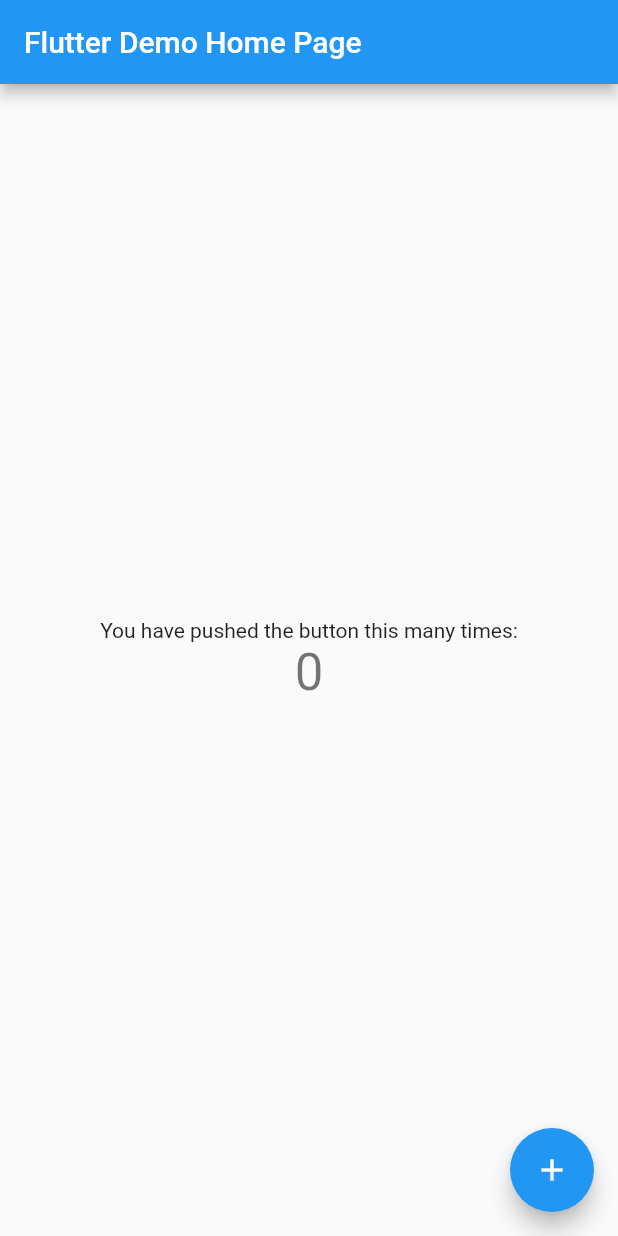
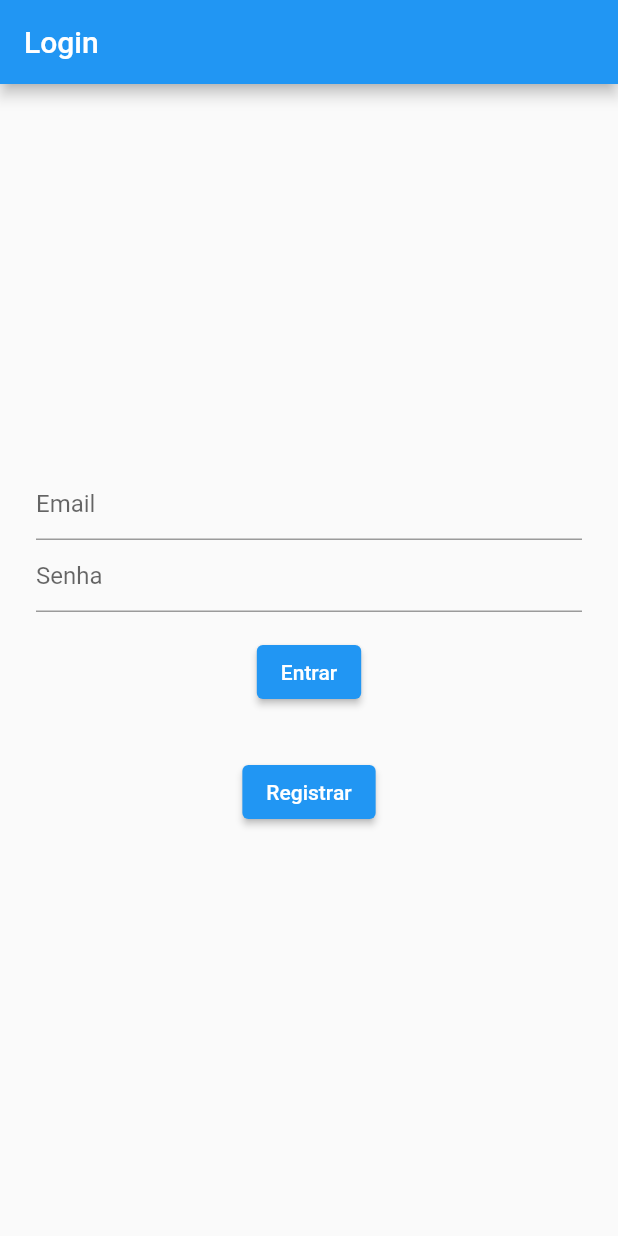
Before and after one commit to bacuarabrasil/krenak-app, a Flutter app: the screen it shows after launch, on a phone screen of 412 x 824 dp. Run offline on Flutter 3.47's test engine with Material 2 defaults, Android fonts, the phone set to English and light mode, and no system bars.

Commit message:
Creating Login Flow Views
Co-authored-by: Guilherme Siqueira <guilhersiqueira@gmail.com>
Co-authored-by: Icaro Oliveira <icarooliv2@gmail.com>
Signed-off-by: Djorkaeff Alexandre <djorkaeff.unb@gmail.com>

```diff
--- /dev/null
+++ b/lib/App.dart
@@ -0,0 +1,11 @@
+import 'package:flutter/material.dart';
+import 'Scenes/Login/View/LoginView.dart';
+
+class App extends StatelessWidget {
+  @override
+  Widget build(BuildContext context) {
+    return MaterialApp(
+      home: LoginView()
+    );
+  }
+}
--- /dev/null
+++ b/lib/Scenes/Login/View/LoginView.dart
@@ -0,0 +1,67 @@
+import 'package:flutter/material.dart';
+import 'package:krenak/Scenes/Register/View/RegisterView.dart';
+
+class LoginView extends StatefulWidget {
+  @override
+  LoginViewState createState() {
+    return LoginViewState();
+  }
+}
+
+class LoginViewState extends State<LoginView> {
+  final _formKey = GlobalKey<FormState>();
+
+  @override
+  Widget build(BuildContext context) {
+    return Scaffold(
+      appBar: AppBar(
+        title: Text('Login')
+      ),
+      body: Container(
+        margin: const EdgeInsets.all(24.0),
+        child: Form(
+          key: _formKey,
+          child: Column(
+            crossAxisAlignment: CrossAxisAlignment.center,
+            mainAxisAlignment: MainAxisAlignment.center,
+            children: <Widget>[
+              TextFormField(
+                decoration: InputDecoration(
+                  hintText: 'Email'
+                ),
+                keyboardType: TextInputType.emailAddress,
+              ),
+              TextFormField(
+                decoration: InputDecoration(
+                  hintText: 'Senha'
+                ),
+                obscureText: true,
+              ),
+              Padding(
+                padding: const EdgeInsets.symmetric(vertical: 16.0),
+                child: ElevatedButton(
+                  onPressed: () {
+
+                  },
+                  child: Text('Entrar'),
+                ),
+              ),
+              Padding(
+                padding: const EdgeInsets.symmetric(vertical: 16.0),
+                child: ElevatedButton(
+                  onPressed: () {
+                    Navigator.push(
+                      context,
+                      MaterialPageRoute(builder: (context) => RegisterView()),
+                    );
+                  },
+                  child: Text('Registrar'),
+                ),
+              ),
+            ],
+          ),
+        )
+      )
+    );
+  }
+}
--- a/lib/main.dart
+++ b/lib/main.dart
@@ -1,113 +1,6 @@
 import 'package:flutter/material.dart';
+import 'App.dart';
 
 void main() {
-  runApp(MyApp());
+  runApp(App());
 }
-
-class MyApp extends StatelessWidget {
-  // This widget is the root of your application.
-  @override
-  Widget build(BuildContext context) {
-    return MaterialApp(
-      title: 'Flutter Demo',
-      theme: ThemeData(
-        // This is the theme of your application.
-        //
-        // Try running your application with "flutter run". You'll see the
-        // application has a blue toolbar. Then, without quitting the app, try
-        // changing the primarySwatch below to Colors.green and then invoke
-        // "hot reload" (press "r" in the console where you ran "flutter run",
-        // or simply save your changes to "hot reload" in a Flutter IDE).
-        // Notice that the counter didn't reset back to zero; the application
-        // is not restarted.
-        primarySwatch: Colors.blue,
-      ),
-      home: MyHomePage(title: 'Flutter Demo Home Page'),
-    );
-  }
-}
-
-class MyHomePage extends StatefulWidget {
-  MyHomePage({Key key, this.title}) : super(key: key);
-
-  // This widget is the home page of your application. It is stateful, meaning
-  // that it has a State object (defined below) that contains fields that affect
-  // how it looks.
-
-  // This class is the configuration for the state. It holds the values (in this
-  // case the title) provided by the parent (in this case the App widget) and
-  // used by the build method of the State. Fields in a Widget subclass are
-  // always marked "final".
-
-  final String title;
-
-  @override
-  _MyHomePageState createState() => _MyHomePageState();
-}
-
-class _MyHomePageState extends State<MyHomePage> {
-  int _counter = 0;
-
-  void _incrementCounter() {
-    setState(() {
-      // This call to setState tells the Flutter framework that something has
-      // changed in this State, which causes it to rerun the build method below
-      // so that the display can reflect the updated values. If we changed
-      // _counter without calling setState(), then the build method would not be
-      // called again, and so nothing would appear to happen.
-      _counter++;
-    });
-  }
-
-  @override
-  Widget build(BuildContext context) {
-    // This method is rerun every time setState is called, for instance as done
-    // by the _incrementCounter method above.
-    //
-    // The Flutter framework has been optimized to make rerunning build methods
-    // fast, so that you can just rebuild anything that needs updating rather
-    // than having to individually change instances of widgets.
-    return Scaffold(
-      appBar: AppBar(
-        // Here we take the value from the MyHomePage object that was created by
-        // the App.build method, and use it to set our appbar title.
-        title: Text(widget.title),
-      ),
-      body: Center(
-        // Center is a layout widget. It takes a single child and positions it
-        // in the middle of the parent.
-        child: Column(
-          // Column is also a layout widget. It takes a list of children and
-          // arranges them vertically. By default, it sizes itself to fit its
-          // children horizontally, and tries to be as tall as its parent.
-          //
-          // Invoke "debug painting" (press "p" in the console, choose the
-          // "Toggle Debug Paint" action from the Flutter Inspector in Android
-          // Studio, or the "Toggle Debug Paint" command in Visual Studio Code)
-          // to see the wireframe for each widget.
-          //
-          // Column has various properties to control how it sizes itself and
-          // how it positions its children. Here we use mainAxisAlignment to
-          // center the children vertically; the main axis here is the vertical
-          // axis because Columns are vertical (the cross axis would be
-          // horizontal).
-          mainAxisAlignment: MainAxisAlignment.center,
-          children: <Widget>[
-            Text(
-              'You have pushed the button this many times:',
-            ),
-            Text(
-              '$_counter',
-              style: Theme.of(context).textTheme.headline4,
-            ),
-          ],
-        ),
-      ),
-      floatingActionButton: FloatingActionButton(
-        onPressed: _incrementCounter,
-        tooltip: 'Increment',
-        child: Icon(Icons.add),
-      ), // This trailing comma makes auto-formatting nicer for build methods.
-    );
-  }
-}
```
Also changed, not shown: lib/Scenes/Register/View/RegisterView.dart (added, +69 -0 lines), 1 other file.
